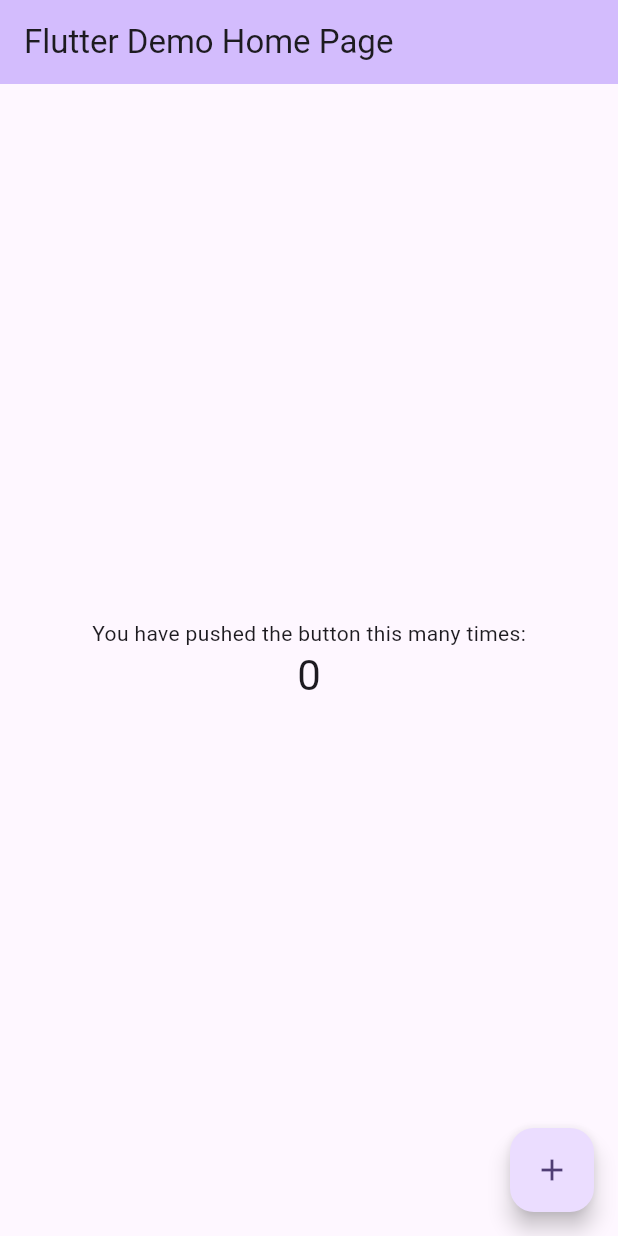
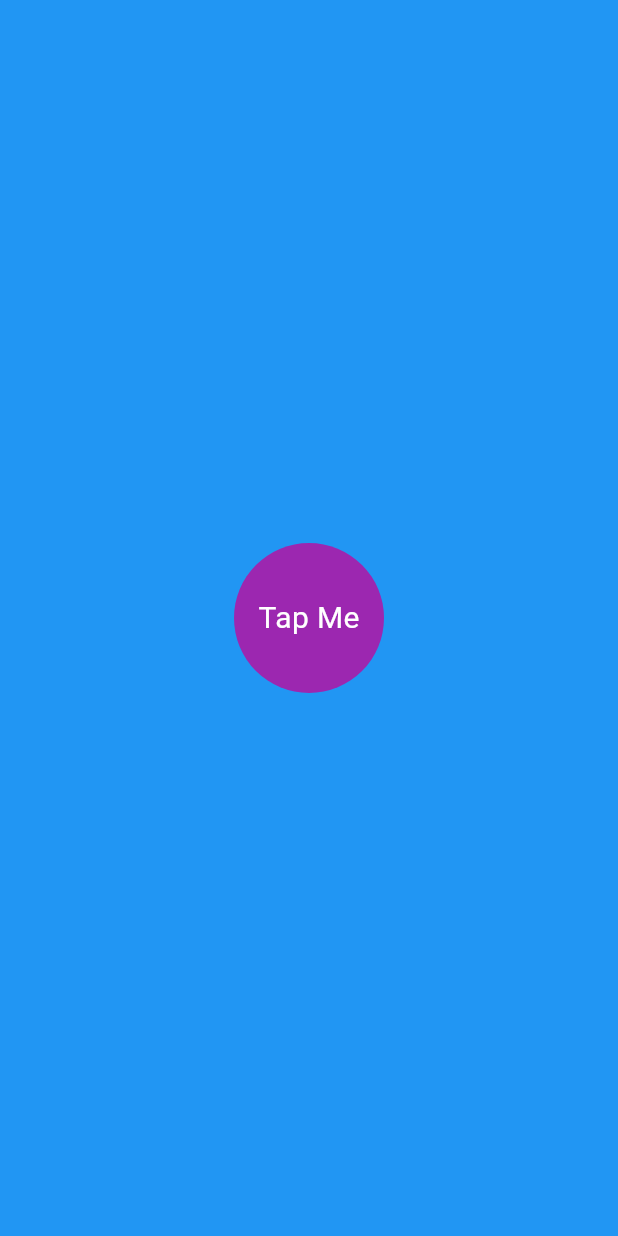
Before and after one commit to Incredible-Mack/flutter_project, a Flutter app: the screen it shows after launch, on a phone screen of 412 x 824 dp. Run offline on Flutter 3.47's test engine with Material 3 defaults, Android fonts, the phone set to English and light mode, and no system bars.

Commit message:
Using animated container and animation Tween

```diff
--- a/amindo/lib/main.dart
+++ b/amindo/lib/main.dart
@@ -1,125 +1,21 @@
+import 'package:amindo/pages/home_page.dart';
 import 'package:flutter/material.dart';
 
 void main() {
-  runApp(const MyApp());
+  runApp(MyApp());
 }
 
 class MyApp extends StatelessWidget {
-  const MyApp({super.key});
+  MyApp({Key? key}) : super(key: key);
 
-  // This widget is the root of your application.
   @override
   Widget build(BuildContext context) {
     return MaterialApp(
-      title: 'Flutter Demo',
+      title: "Amindo",
       theme: ThemeData(
-        // This is the theme of your application.
-        //
-        // TRY THIS: Try running your application with "flutter run". You'll see
-        // the application has a purple toolbar. Then, without quitting the app,
-        // try changing the seedColor in the colorScheme below to Colors.green
-        // and then invoke "hot reload" (save your changes or press the "hot
-        // reload" button in a Flutter-supported IDE, or press "r" if you used
-        // the command line to start the app).
-        //
-        // Notice that the counter didn't reset back to zero; the application
-        // state is not lost during the reload. To reset the state, use hot
-        // restart instead.
-        //
-        // This works for code too, not just values: Most code changes can be
-        // tested with just a hot reload.
-        colorScheme: ColorScheme.fromSeed(seedColor: Colors.deepPurple),
-        useMaterial3: true,
+        colorScheme: ColorScheme.fromSeed(seedColor: Colors.black45),
       ),
-      home: const MyHomePage(title: 'Flutter Demo Home Page'),
+      home: const HomePage(),
     );
   }
 }
-
-class MyHomePage extends StatefulWidget {
-  const MyHomePage({super.key, required this.title});
-
-  // This widget is the home page of your application. It is stateful, meaning
-  // that it has a State object (defined below) that contains fields that affect
-  // how it looks.
-
-  // This class is the configuration for the state. It holds the values (in this
-  // case the title) provided by the parent (in this case the App widget) and
-  // used by the build method of the State. Fields in a Widget subclass are
-  // always marked "final".
-
-  final String title;
-
-  @override
-  State<MyHomePage> createState() => _MyHomePageState();
-}
-
-class _MyHomePageState extends State<MyHomePage> {
-  int _counter = 0;
-
-  void _incrementCounter() {
-    setState(() {
-      // This call to setState tells the Flutter framework that something has
-      // changed in this State, which causes it to rerun the build method below
-      // so that the display can reflect the updated values. If we changed
-      // _counter without calling setState(), then the build method would not be
-      // called again, and so nothing would appear to happen.
-      _counter++;
-    });
-  }
-
-  @override
-  Widget build(BuildContext context) {
-    // This method is rerun every time setState is called, for instance as done
-    // by the _incrementCounter method above.
-    //
-    // The Flutter framework has been optimized to make rerunning build methods
-    // fast, so that you can just rebuild anything that needs updating rather
-    // than having to individually change instances of widgets.
-    return Scaffold(
-      appBar: AppBar(
-        // TRY THIS: Try changing the color here to a specific color (to
-        // Colors.amber, perhaps?) and trigger a hot reload to see the AppBar
-        // change color while the other colors stay the same.
-        backgroundColor: Theme.of(context).colorScheme.inversePrimary,
-        // Here we take the value from the MyHomePage object that was created by
-        // the App.build method, and use it to set our appbar title.
-        title: Text(widget.title),
-      ),
-      body: Center(
-        // Center is a layout widget. It takes a single child and positions it
-        // in the middle of the parent.
-        child: Column(
-          // Column is also a layout widget. It takes a list of children and
-          // arranges them vertically. By default, it sizes itself to fit its
-          // children horizontally, and tries to be as tall as its parent.
-          //
-          // Column has various properties to control how it sizes itself and
-          // how it positions its children. Here we use mainAxisAlignment to
-          // center the children vertically; the main axis here is the vertical
-          // axis because Columns are vertical (the cross axis would be
-          // horizontal).
-          //
-          // TRY THIS: Invoke "debug painting" (choose the "Toggle Debug Paint"
-          // action in the IDE, or press "p" in the console), to see the
-          // wireframe for each widget.
-          mainAxisAlignment: MainAxisAlignment.center,
-          children: <Widget>[
-            const Text(
-              'You have pushed the button this many times:',
-            ),
-            Text(
-              '$_counter',
-              style: Theme.of(context).textTheme.headlineMedium,
-            ),
-          ],
-        ),
-      ),
-      floatingActionButton: FloatingActionButton(
-        onPressed: _incrementCounter,
-        tooltip: 'Increment',
-        child: const Icon(Icons.add),
-      ), // This trailing comma makes auto-formatting nicer for build methods.
-    );
-  }
-}
--- /dev/null
+++ b/amindo/lib/pages/home_page.dart
@@ -0,0 +1,75 @@
+import 'dart:math';
+
+import 'package:flutter/material.dart';
+
+class HomePage extends StatefulWidget {
+  const HomePage({super.key});
+
+  @override
+  State<HomePage> createState() => _HomePageState();
+}
+
+class _HomePageState extends State<HomePage> {
+  double _borderRadius = 100;
+  final Tween<double> _backgroundScale = Tween<double>(
+    begin: 0.0,
+    end: 1.0,
+  );
+  @override
+  Widget build(BuildContext context) {
+    return Scaffold(
+      body: Container(
+        child: Stack(
+          clipBehavior: Clip.none,
+          children: [_pageBackGround(), _circularAnimationBtn()],
+        ),
+      ),
+    );
+  }
+
+  Widget _pageBackGround() {
+    return TweenAnimationBuilder(
+      tween: _backgroundScale,
+      duration: Duration(seconds: 2),
+      builder: (_context, double _scale, _child) {
+        return Transform.scale(
+          scale: _scale,
+          child: _child,
+        );
+      },
+      child: Container(
+        decoration: BoxDecoration(
+          // borderRadius: BorderRadius.circular(100),
+          color: Colors.blue,
+        ),
+      ),
+    );
+  }
+
+  Widget _circularAnimationBtn() {
+    return Center(
+      child: GestureDetector(
+        onTap: () {
+          setState(() {
+            _borderRadius += _borderRadius == 200 ? -100 : 100;
+          });
+        },
+        child: AnimatedContainer(
+          duration: const Duration(seconds: 2),
+          height: _borderRadius,
+          width: _borderRadius,
+          decoration: BoxDecoration(
+            color: Colors.purple,
+            borderRadius: BorderRadius.circular(_borderRadius),
+          ),
+          child: const Center(
+            child: Text(
+              "Tap Me",
+              style: TextStyle(color: Colors.white, fontSize: 20),
+            ),
+          ),
+        ),
+      ),
+    );
+  }
+}
```
Also changed, not shown: 1 other file.
